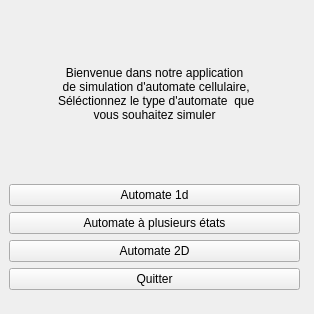
First picture: the form in welcome.ui, repository artemisart/lo21-gameoflife, before the edit.
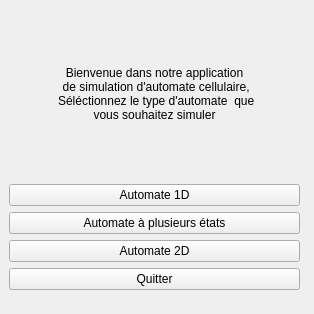
Second picture: the form after the edit.

The edit to the form file:
```diff
--- a/welcome.ui
+++ b/welcome.ui
@@ -69,7 +69,7 @@
     <item>
      <widget class="QPushButton" name="Automate_1D">
       <property name="text">
-       <string>Automate 1d</string>
+       <string>Automate 1D</string>
       </property>
      </widget>
     </item>
```
